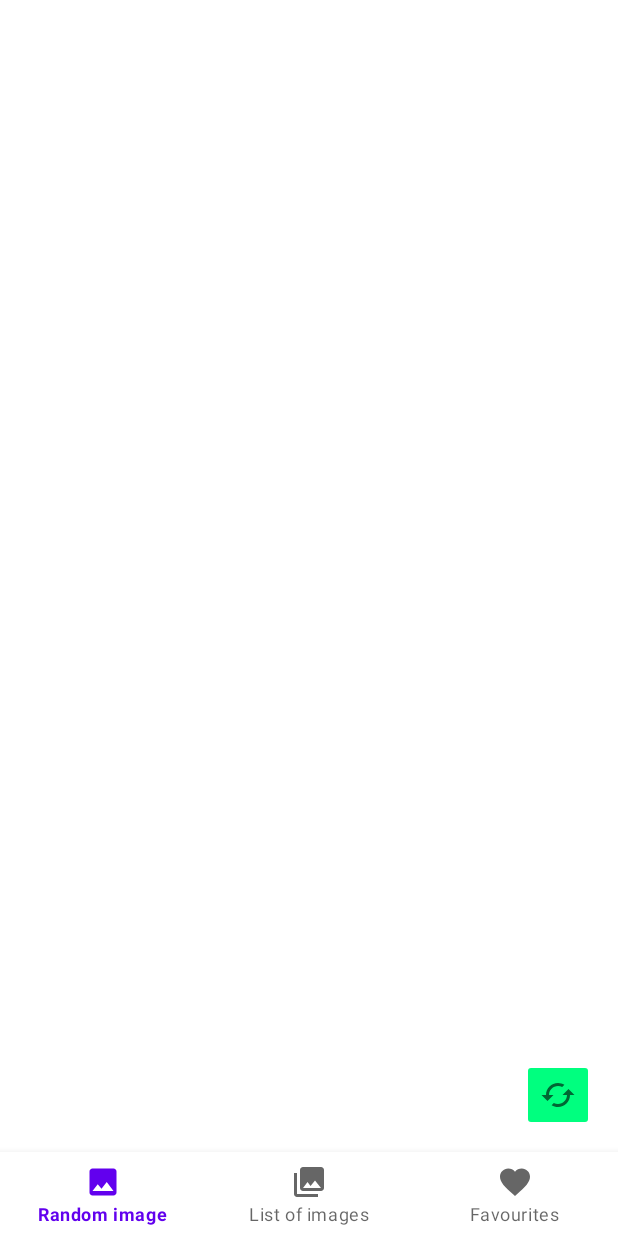
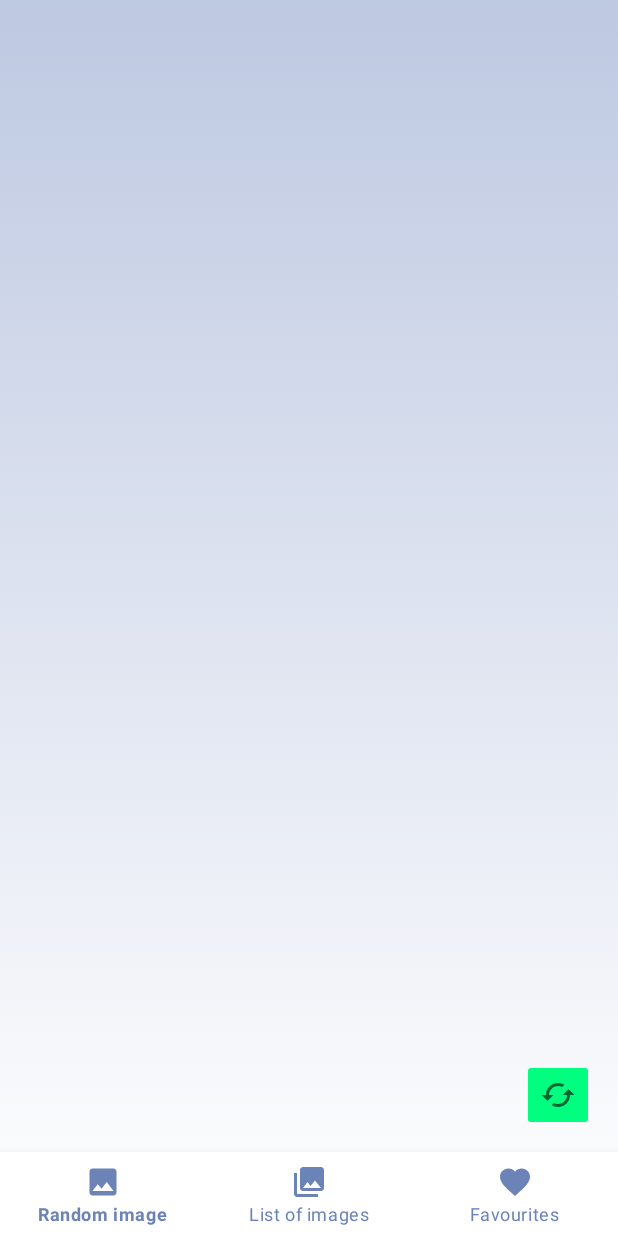
Before and after one commit to Kortisss/UnsplashAPI_galeria, an Android app: the screen it shows after launch (MainActivity), on a phone screen of 412 x 824 dp. Run offline under Robolectric (Android 15) with nearby library versions, the phone set to English and light mode, and no system bars; our stand-ins replace Dagger/Hilt's generated code, Room's generated code, navigation-ui; pictures from the network do not load.

Commit message:
- added gradient as a background for fragments

```diff
--- a/app/src/main/java/com/example/galeria/ui/dashboard/DashboardViewModel.kt
+++ b/app/src/main/java/com/example/galeria/ui/dashboard/DashboardViewModel.kt
@@ -66,6 +66,9 @@ class DashboardViewModel @Inject constructor(
         current.addAll(images)
         this.image.value = this.image.value?.plus(current)
     }
+    fun resetPagination(){
+        page.value = 1
+    }
     private fun incrementPage(){
         page.value = page.value?.plus(1)
     }
--- /dev/null
+++ b/app/src/main/res/drawable/gradient_background.xml
@@ -0,0 +1,16 @@
+<?xml version="1.0" encoding="utf-8"?>
+<selector xmlns:android="http://schemas.android.com/apk/res/android">
+<item>
+    <shape
+        android:shape="rectangle">
+
+        <gradient
+            android:type="linear"
+            android:startColor="#00D9E2F7"
+            android:endColor="#8A869AC8"
+            android:angle="90"
+            />
+
+    </shape>
+</item>
+</selector>
--- a/app/src/main/res/layout/activity_main.xml
+++ b/app/src/main/res/layout/activity_main.xml
@@ -11,6 +11,8 @@
         android:layout_height="wrap_content"
         android:layout_marginStart="0dp"
         android:layout_marginEnd="0dp"
+        app:itemIconTint="@color/gradientTextBlue"
+        app:itemTextColor="@color/gradientTextBlue"
         android:background="?android:attr/windowBackground"
         app:layout_constraintBottom_toBottomOf="parent"
         app:layout_constraintLeft_toLeftOf="parent"
--- a/app/src/main/res/layout/fragment_dashboard.xml
+++ b/app/src/main/res/layout/fragment_dashboard.xml
@@ -5,7 +5,8 @@
     android:id="@+id/constraintLayout"
     android:layout_width="match_parent"
     android:layout_height="match_parent"
-    tools:context=".ui.dashboard.DashboardFragment">
+    tools:context=".ui.dashboard.DashboardFragment"
+    android:background="@drawable/gradient_background">
 
     <SearchView
         android:id="@+id/searchViewDashboard"
@@ -35,6 +36,7 @@
         android:layout_width="match_parent"
         android:layout_height="wrap_content"
         android:layout_marginTop="2dp"
+        app:cardBackgroundColor="@color/trans"
         app:cardElevation="0dp"
         app:layout_constraintEnd_toEndOf="parent"
         app:layout_constraintStart_toStartOf="parent"
--- a/app/src/main/res/layout/fragment_home.xml
+++ b/app/src/main/res/layout/fragment_home.xml
@@ -5,7 +5,7 @@
     android:layout_width="match_parent"
     android:layout_height="match_parent"
     android:foregroundTint="@color/purple_700"
-    tools:context=".ui.home.HomeFragment">
+    tools:context=".ui.home.HomeFragment" android:background="@drawable/gradient_background">
 
     <ProgressBar
         android:id="@+id/progressBar"
@@ -13,7 +13,7 @@
         android:layout_width="wrap_content"
         android:layout_height="wrap_content"
         android:visibility="invisible"
-        app:layout_constraintBottom_toBottomOf="@+id/imageToLoad"
+        app:layout_constraintBottom_toBottomOf="parent"
         app:layout_constraintEnd_toEndOf="parent"
         app:layout_constraintStart_toStartOf="parent"
         app:layout_constraintTop_toTopOf="@+id/imageToLoad" />
--- a/app/src/main/res/layout/fragment_notifications.xml
+++ b/app/src/main/res/layout/fragment_notifications.xml
@@ -6,7 +6,7 @@
     android:id="@+id/constraintLayout"
     android:layout_width="match_parent"
     android:layout_height="match_parent"
-    tools:context=".ui.notifications.NotificationsFragment">
+    tools:context=".ui.notifications.NotificationsFragment" android:background="@drawable/gradient_background">
 
     <androidx.recyclerview.widget.RecyclerView
         android:id="@+id/recycler_view_images"
--- a/app/src/main/res/values/colors.xml
+++ b/app/src/main/res/values/colors.xml
@@ -7,5 +7,7 @@
     <color name="teal_700">#FF018786</color>
     <color name="black">#FF000000</color>
     <color name="white">#FFFFFFFF</color>
+    <color name="trans">#00000000 </color>
+    <color name="gradientTextBlue">#6C83B7</color>
 
 </resources>
```
Also changed, not shown: app/src/main/java/com/example/galeria/ui/dashboard/DashboardFragment.kt (+5 -2 lines).
